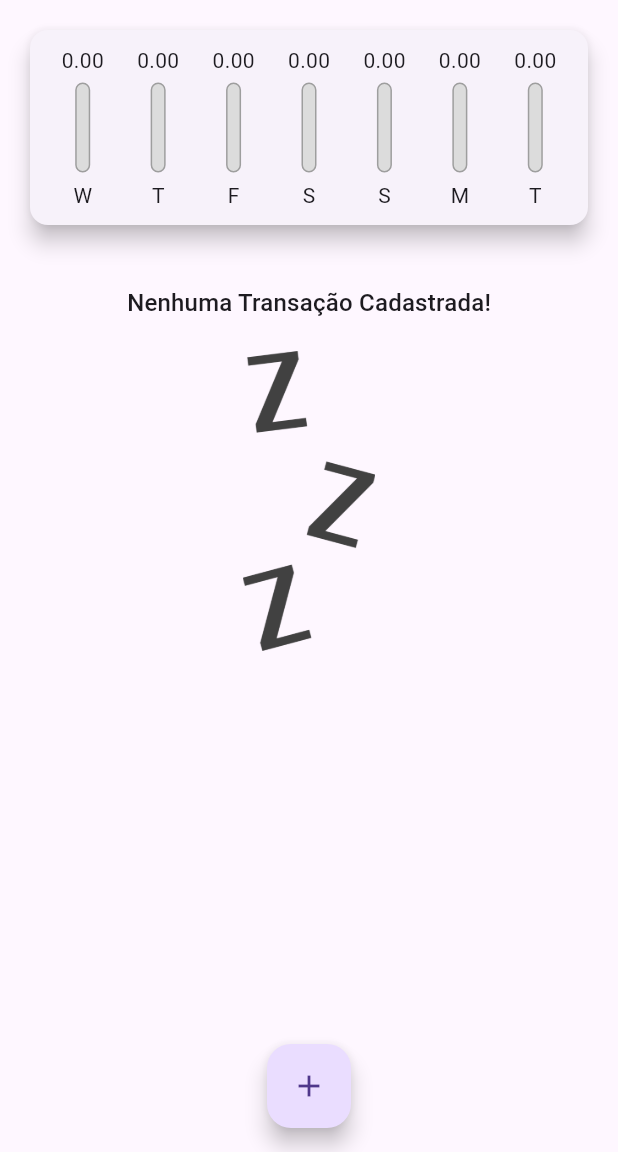
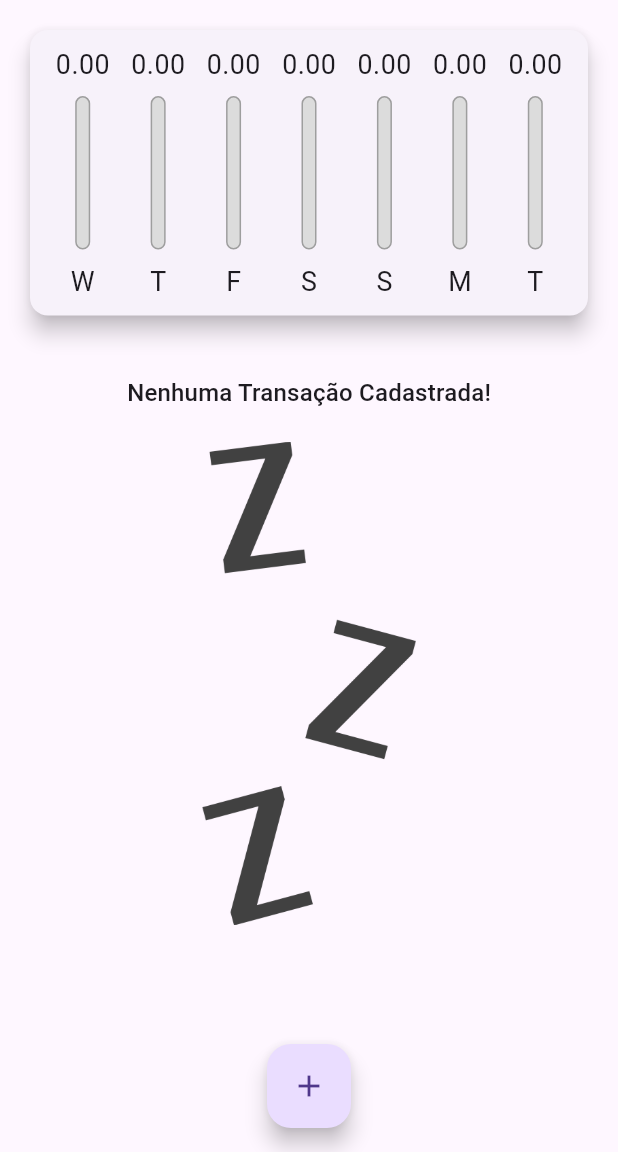
Before and after one commit to GuilhermeSaravy/expenses_flutter, a Flutter app: the screen it shows after launch, on a phone screen of 412 x 824 dp, the part 84-1236 px from its top. Run offline on Flutter 3.47's test engine with Material 3 defaults, Android fonts, the phone set to English and light mode, and no system bars; missing offline and left inert: dart:ffi.

Commit message:
Melhorando responsividade e possibilitando uso em landscape

```diff
--- a/lib/components/chart_bar.dart
+++ b/lib/components/chart_bar.dart
@@ -15,14 +15,16 @@ class ChartBar extends StatelessWidget {
 
   @override
   Widget build(BuildContext context) {
+    return LayoutBuilder(
+      builder: (ctx, constraints) {
         return Column(
           children: [
             Container(
-            height: 20,
+                height: constraints.maxHeight * 0.15,
                 child: FittedBox(child: Text('${value!.toStringAsFixed(2)}'))),
-        const SizedBox(height: 5),
+            SizedBox(height: constraints.maxHeight * 0.05),
             SizedBox(
-          height: 60,
+              height: constraints.maxHeight * 0.6,
               width: 10,
               child: Stack(
                 alignment: Alignment.bottomCenter,
@@ -49,9 +51,16 @@ class ChartBar extends StatelessWidget {
                 ],
               ),
             ),
-        const SizedBox(height: 5),
-        Text(label!),
+            SizedBox(
+              height: constraints.maxHeight * 0.05,
+            ),
+            Container(
+              height: constraints.maxHeight * 0.15,
+              child: FittedBox(child: Text(label!)),
+            ),
           ],
+        );
+      },
     );
   }
 }
--- a/lib/components/transaction_list.dart
+++ b/lib/components/transaction_list.dart
@@ -10,23 +10,23 @@ class TransactionList extends StatelessWidget {
 
   @override
   Widget build(BuildContext context) {
-    return Container(
-      height: 300,
-      child: transactions.isEmpty
-          ? Column(
+    return transactions.isEmpty
+        ? LayoutBuilder(builder: (ctx, constraits) {
+            return Column(
               children: [
-                const SizedBox(height: 20),
+                SizedBox(height: 20),
                 Text('Nenhuma Transação Cadastrada!',
                     style: Theme.of(context).textTheme.titleMedium),
-                const SizedBox(height: 20),
+                SizedBox(height: 20),
                 Container(
-                    height: 200,
+                    height: constraits.maxHeight * 0.6,
                     child: Image.asset(
                       'assets/images/waiting.png',
                       fit: BoxFit.cover,
                     ))
               ],
-            )
+            );
+          })
         : ListView.builder(
             itemCount: transactions.length,
             itemBuilder: (ctx, index) {
@@ -56,7 +56,6 @@ class TransactionList extends StatelessWidget {
                   ),
                 ),
               );
-              }),
-    );
+            });
   }
 }
--- a/lib/main.dart
+++ b/lib/main.dart
@@ -46,6 +46,7 @@ class MyHomePage extends StatefulWidget {
 
 class _MyHomePageState extends State<MyHomePage> {
   final List<Transaction> _transactions = [];
+  bool _showChart = false;
 
   List<Transaction> get _recentTransactions {
     return _transactions.where((tr) {
@@ -85,23 +86,65 @@ class _MyHomePageState extends State<MyHomePage> {
 
   @override
   Widget build(BuildContext context) {
-    return Scaffold(
-      appBar: AppBar(
-        title: const Text('Despesas Pessoais'),
+    bool isLandscape =
+        MediaQuery.of(context).orientation == Orientation.landscape;
+
+    final appBar = AppBar(
+      title: Text(
+        'Despesas Pessoais',
+        style:
+            TextStyle(fontSize: 20 * MediaQuery.textScalerOf(context).scale(1)),
+      ),
       actions: <Widget>[
+        if (isLandscape)
+          IconButton(
+            icon: Icon(_showChart ? Icons.list : Icons.pie_chart),
+            onPressed: () {
+              setState(() {
+                _showChart = !_showChart;
+              });
+            },
+          ),
         IconButton(
           icon: const Icon(Icons.add),
           onPressed: () => _openTransactionFormModal(context),
         ),
       ],
       backgroundColor: Theme.of(context).colorScheme.primary,
-      ),
+    );
+
+    final availibleHeight = MediaQuery.of(context).size.height -
+        appBar.preferredSize.height -
+        MediaQuery.of(context).padding.top;
+
+    return Scaffold(
+      appBar: appBar,
       body: SingleChildScrollView(
         child: Column(
           crossAxisAlignment: CrossAxisAlignment.stretch,
           children: <Widget>[
-            Chart(_recentTransactions),
-            TransactionList(_transactions, _removeTransaction),
+            if (isLandscape)
+              Row(
+                mainAxisAlignment: MainAxisAlignment.center,
+                children: [
+                  Text('Exibir Gráfico'),
+                  Switch(
+                      value: _showChart,
+                      onChanged: (value) {
+                        setState(() {
+                          _showChart = value;
+                        });
+                      }),
+                ],
+              ),
+            if (_showChart || !isLandscape)
+              Container(
+                  height: availibleHeight * (isLandscape ? 0.7 : 0.3),
+                  child: Chart(_recentTransactions)),
+            if (!_showChart || !isLandscape)
+              Container(
+                  height: availibleHeight * 0.70,
+                  child: TransactionList(_transactions, _removeTransaction)),
           ],
         ),
       ),
```
Lines whose indentation alone changed are shown as unchanged.
